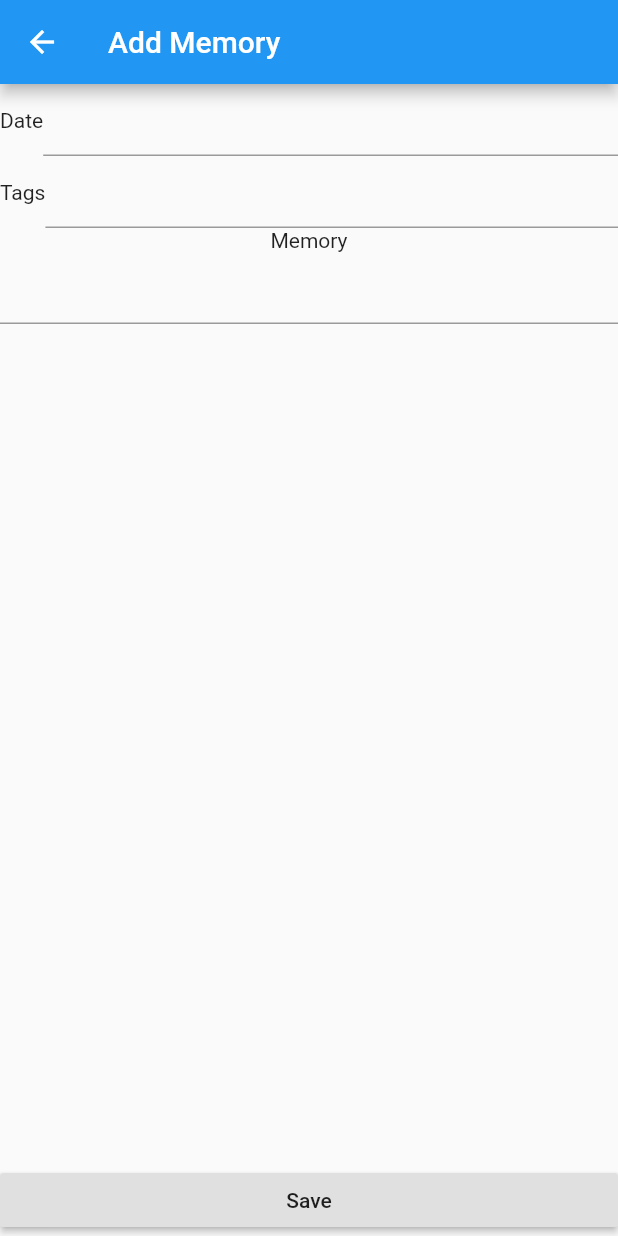
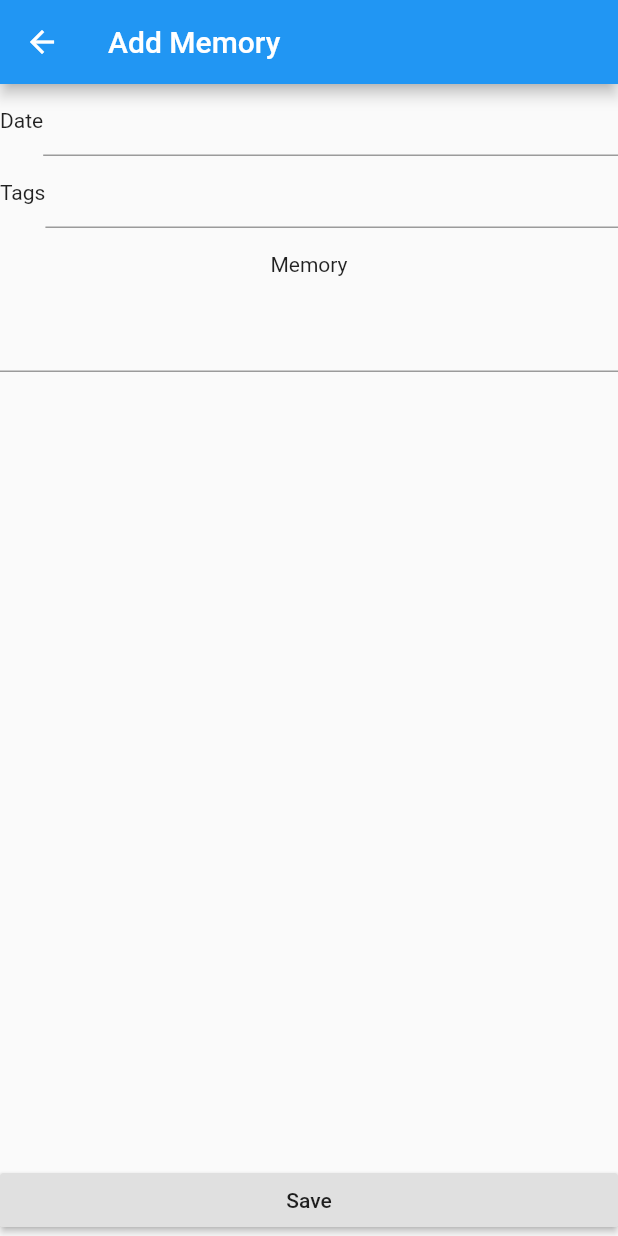
Before and after one commit to neighthan/memory_app, a Flutter app: the AddEditMemory screen opened directly, on a phone screen of 412 x 824 dp. Run offline on Flutter 3.47's test engine with Material 2 defaults, Android fonts, the phone set to English and light mode, and no system bars.

Commit message:
AddMemory UI improvements.
The TextField for the memory text now accepts input with any number of lines. There appears to be an error, though, where the Save button covers the current line of text that you're typing.
Padding was added around the Memory Text above the TextField.

```diff
--- a/lib/main.dart
+++ b/lib/main.dart
@@ -85,8 +85,11 @@ class AddEditMemory extends StatelessWidget {
           new Text('Tags'),
           new Expanded(child: new TextField()),
         ]),
-        new Text('Memory'),
-        new Expanded(child: new TextField()),
+        new Container(
+          child: new Text('Memory'),
+          padding: new EdgeInsets.all(16.0),
+        ),
+        new Expanded(child: new TextField(maxLines: null)),
         new RaisedButton(onPressed: _addMemory, child: new Center(child: new Text('Save')))
       ]),
     );
```
